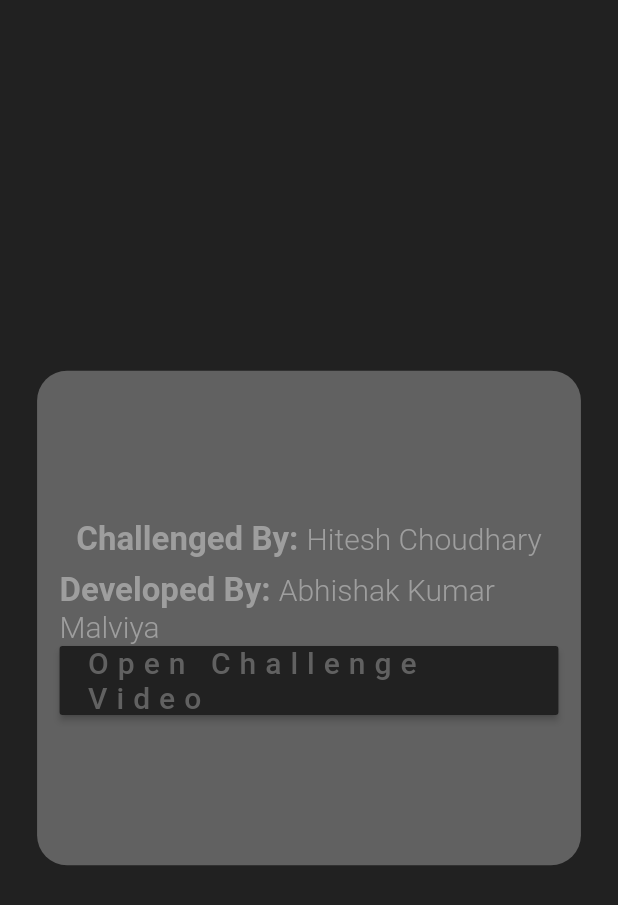
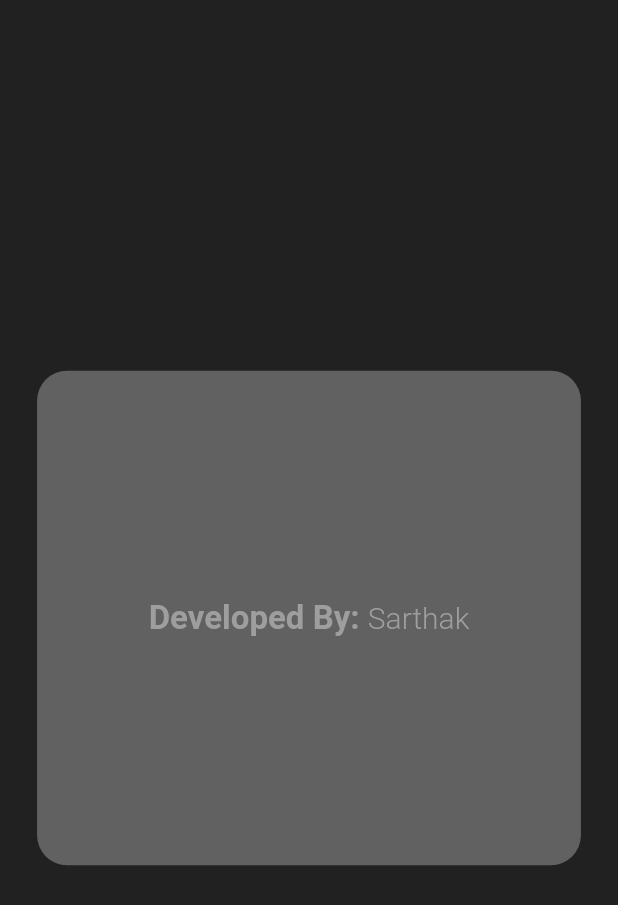
Before and after one commit to akmalviya03/lco_challenge, a Flutter app: the FinalScreen screen opened directly, on a phone screen of 412 x 824 dp. Shown: the top 905 px of the screen. Run offline on Flutter 3.47's test engine with Material 2 defaults, Android fonts, the phone set to English and light mode, and no system bars; our stand-ins replace audioplayers, flutter_icons.

Commit message:
Added Sarthak Name

```diff
--- a/lib/aboutDialog.dart
+++ b/lib/aboutDialog.dart
@@ -5,14 +5,14 @@ import 'package:url_launcher/url_launcher.dart';
 import 'Constants.dart';
 
 class FinalScreen extends StatelessWidget {
-  _launchURL() async {
-    const url = 'https://www.youtube.com/watch?v=VFrKjhcTAzE';
-    if (await canLaunch(url)) {
-      await launch(url);
-    } else {
-      throw 'Could not launch $url';
-    }
-  }
+  // _launchURL() async {
+  //   const url = 'https://www.youtube.com/watch?v=VFrKjhcTAzE';
+  //   if (await canLaunch(url)) {
+  //     await launch(url);
+  //   } else {
+  //     throw 'Could not launch $url';
+  //   }
+  // }
   @override
   Widget build(BuildContext context) {
     return Scaffold(
@@ -32,23 +32,23 @@ class FinalScreen extends StatelessWidget {
                 child: Column(
                   mainAxisAlignment: MainAxisAlignment.center,
                   children: <Widget>[
-                    RichText(
-                      text: TextSpan(
-                        text: 'Challenged By: ',
-                        style: TextStyle(
-                            fontWeight: FontWeight.bold,
-                            color: kLightGreyColor,
-                            fontSize: 22),
-                        children: <TextSpan>[
-                          TextSpan(
-                            text: 'Hitesh Choudhary',
-                            style: TextStyle(
-                                fontWeight: FontWeight.w300, fontSize: 20),
-                          ),
-                        ],
-                      ),
-                    ),
-                    SizedBox(height: MediaQuery.of(context).size.height * 0.01),
+                    // RichText(
+                    //   text: TextSpan(
+                    //     text: 'Challenged By: ',
+                    //     style: TextStyle(
+                    //         fontWeight: FontWeight.bold,
+                    //         color: kLightGreyColor,
+                    //         fontSize: 22),
+                    //     children: <TextSpan>[
+                    //       TextSpan(
+                    //         text: 'Hitesh Choudhary',
+                    //         style: TextStyle(
+                    //             fontWeight: FontWeight.w300, fontSize: 20),
+                    //       ),
+                    //     ],
+                    //   ),
+                    // ),
+                    // SizedBox(height: MediaQuery.of(context).size.height * 0.01),
                     RichText(
                       text: TextSpan(
                         text: 'Developed By: ',
@@ -58,27 +58,27 @@ class FinalScreen extends StatelessWidget {
                             fontSize: 22),
                         children: <TextSpan>[
                           TextSpan(
-                            text: 'Abhishak Kumar Malviya',
+                            text: 'Sarthak',
                             style: TextStyle(
                                 fontWeight: FontWeight.w300, fontSize: 20),
                           ),
                         ],
                       ),
                     ),
-                    Container(
-                        width: double.maxFinite,
-                        child: RaisedButton(
-
-                          child: Text('Open Challenge Video',style: TextStyle(
-                              color: Color(0xff616161),
-                              fontSize: 20,
-                              letterSpacing: 6),),
-                          onPressed:(){
-                            _launchURL();
-                          },
-                          color:Color(0xff212121),
-                        )
-                    ),
+                    // Container(
+                    //     width: double.maxFinite,
+                    //     child: RaisedButton(
+                    //
+                    //       child: Text('Open Challenge Video',style: TextStyle(
+                    //           color: Color(0xff616161),
+                    //           fontSize: 20,
+                    //           letterSpacing: 6),),
+                    //       onPressed:(){
+                    //         _launchURL();
+                    //       },
+                    //       color:Color(0xff212121),
+                    //     )
+                    // ),
                   ],
                 ),
               ),
```
Also changed, not shown: pubspec.lock.
